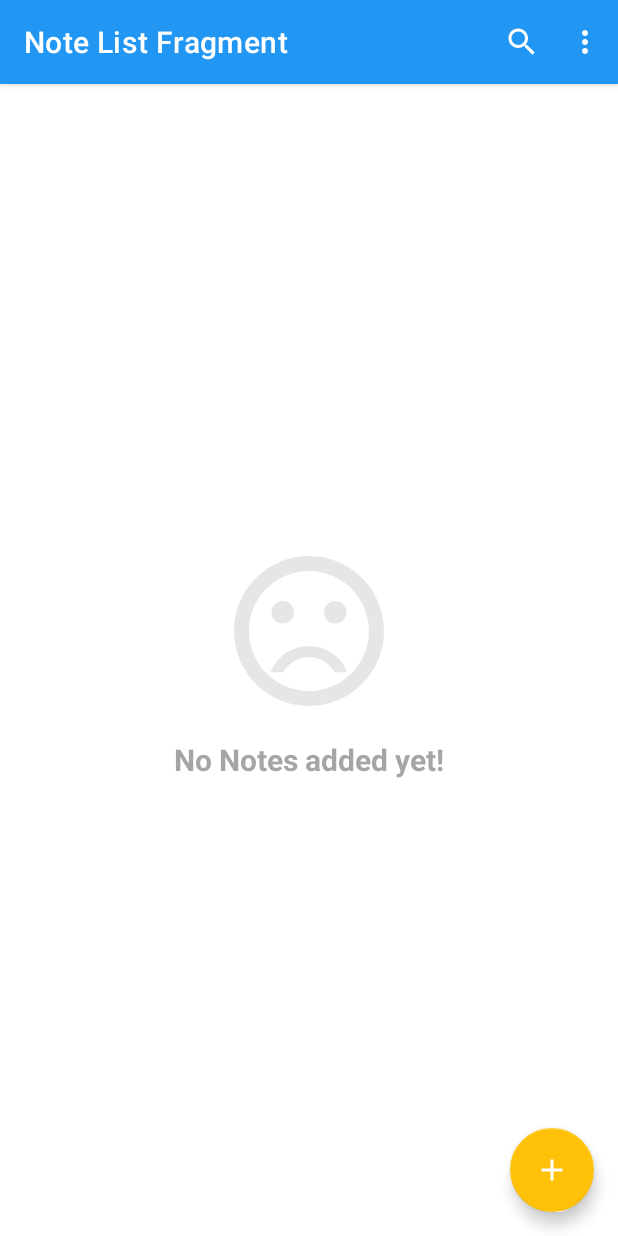
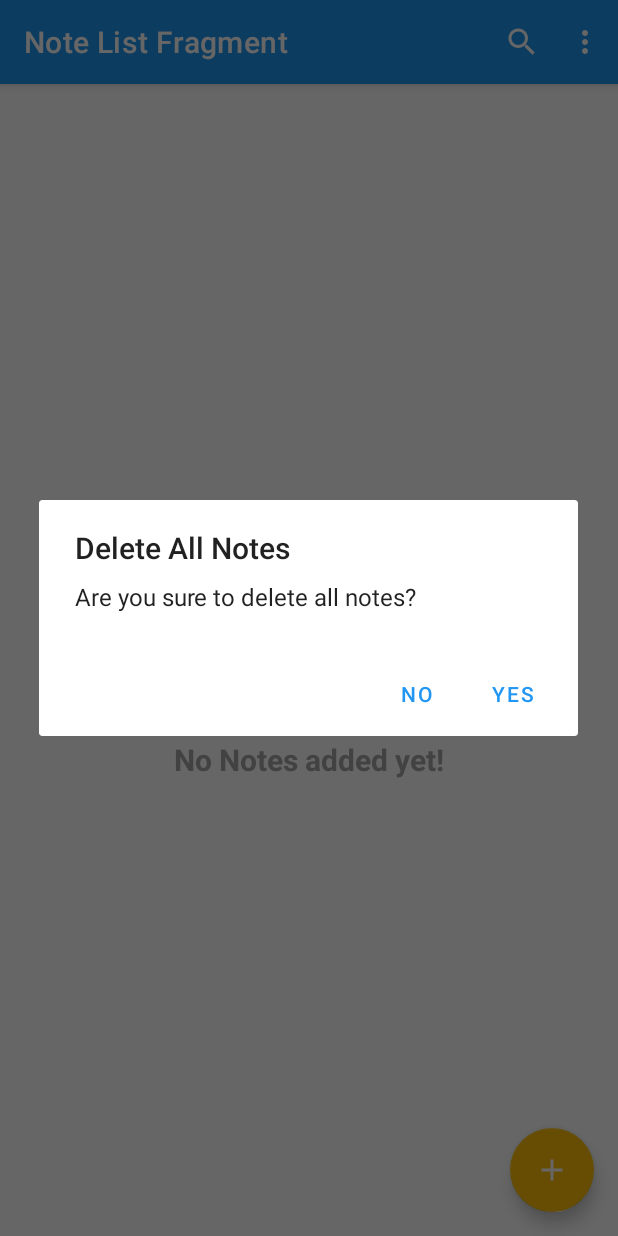
Before and after one commit to rastetedev/TodoApp, an Android app: the screen it shows after launch (MainActivity), in the options menu, after a tap on "Delete all", on a phone screen of 412 x 824 dp. Run offline under Robolectric (Android 15) with nearby library versions, the phone set to English and light mode, and no system bars; our stand-ins replace Dagger/Hilt's generated code, Room's generated code, navigation-ui.

Commit message:
Confirm actions Delete, Delete All and retrieve messages Update, Delete

```diff
--- a/app/src/main/java/com/rastete/todoapp/presentation/features/note_list/NoteListFragment.kt
+++ b/app/src/main/java/com/rastete/todoapp/presentation/features/note_list/NoteListFragment.kt
@@ -13,6 +13,7 @@ import androidx.navigation.fragment.findNavController
 import androidx.recyclerview.widget.LinearLayoutManager
 import com.rastete.todoapp.R
 import com.rastete.todoapp.databinding.FragmentNoteListBinding
+import com.rastete.todoapp.presentation.utils.createDialog
 import dagger.hilt.android.AndroidEntryPoint
 
 @AndroidEntryPoint
@@ -83,7 +84,15 @@ class NoteListFragment : Fragment() {
             override fun onMenuItemSelected(menuItem: MenuItem): Boolean {
                 return when (menuItem.itemId) {
                     R.id.action_delete_all_notes -> {
-                        viewModel.deleteAllNotes()
+                        createDialog(
+                            context,
+                            title = getString(R.string.delete_all_notes),
+                            description = getString(R.string.delete_all_note_message),
+                            onPositiveButtonClicked = {
+                                viewModel.deleteAllNotes()
+                            },
+                            onNegativeButtonClicked = {}
+                        )
                         true
                     }
                     R.id.action_sort_notes_by_high_priority -> {
--- /dev/null
+++ b/app/src/main/java/com/rastete/todoapp/presentation/utils/AlertDialog.kt
@@ -0,0 +1,29 @@
+package com.rastete.todoapp.presentation.utils
+
+import android.app.AlertDialog
+import android.content.Context
+
+fun createDialog(
+    context: Context?,
+    title: String,
+    description: String,
+    onPositiveButtonClicked: () -> Unit,
+    onNegativeButtonClicked: () -> Unit
+) {
+    context?.let {
+        AlertDialog.Builder(context)
+            .setTitle(title)
+            .setMessage(description)
+            .setPositiveButton("Yes") { dialog, _ ->
+                onPositiveButtonClicked()
+                dialog.dismiss()
+            }
+            .setNegativeButton("No") { dialog, _ ->
+                onNegativeButtonClicked()
+                dialog.dismiss()
+            }
+            .show()
+    }
+
+
+}
--- a/app/src/main/res/values/strings.xml
+++ b/app/src/main/res/values/strings.xml
@@ -19,6 +19,12 @@
     <string name="action_delete_all">Delete all</string>
     <string name="action_sort_by">Sort By</string>
     <string name="delete_note">Delete Note</string>
+    <string name="delete_all_notes">Delete All Notes</string>
+    <string name="delete_all_note_message">Are you sure to delete all notes?</string>
+    <string name="delete_note_message">Are you sure to delete this note?</string>
+    <string name="update_note_successful">Update note successful!</string>
+    <string name="delete_note_successful">Delete note successful!</string>
+    <string name="create_note_successful">Create note successful!</string>
 
     <string-array name="note_priorities">
         <item>High Priority</item>
```
Also changed, not shown: app/src/main/java/com/rastete/todoapp/presentation/features/add_update_note/AddUpdateNoteFragment.kt (+29 -1 lines).
